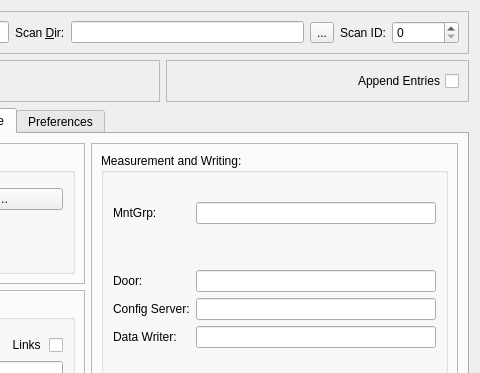
The window that nxselector/ui/selector.ui (nexdatas/nxselector) describes before a commit, drawn with Qt 5; both pictures show x 305 to 785 and y 0 to 373 of the 785 by 602 pixel window.
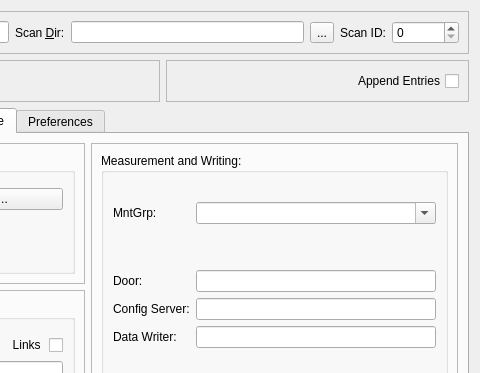
The same window after the commit. The open tabs and pages were chosen to show the change.

```diff
--- a/nxselector/ui/selector.ui
+++ b/nxselector/ui/selector.ui
@@ -476,6 +476,9 @@
                      </item>
                      <item>
                       <layout class="QGridLayout" name="gridLayout_2">
+                       <item row="3" column="2">
+                        <widget class="QLineEdit" name="mntServerLineEdit"/>
+                       </item>
                        <item row="4" column="0">
                         <widget class="QLabel" name="devConfigLabel">
                          <property name="text">
@@ -507,14 +510,8 @@
                          <property name="text">
                           <string>MntGrp:</string>
                          </property>
-                         <property name="buddy">
-                          <cstring>mntGrpLineEdit</cstring>
-                         </property>
                         </widget>
                        </item>
-                       <item row="1" column="2">
-                        <widget class="QLineEdit" name="mntGrpLineEdit"/>
-                       </item>
                        <item row="4" column="2">
                         <widget class="QLineEdit" name="devConfigLineEdit"/>
                        </item>
@@ -541,8 +538,15 @@
                          </property>
                         </widget>
                        </item>
-                       <item row="3" column="2">
-                        <widget class="QLineEdit" name="mntServerLineEdit"/>
+                       <item row="1" column="2">
+                        <widget class="QComboBox" name="mntGrpComboBox">
+                         <property name="enabled">
+                          <bool>true</bool>
+                         </property>
+                         <property name="editable">
+                          <bool>true</bool>
+                         </property>
+                        </widget>
                        </item>
                       </layout>
                      </item>
```
Left out of the diff: 1 changed line with no effect on the pictures.
